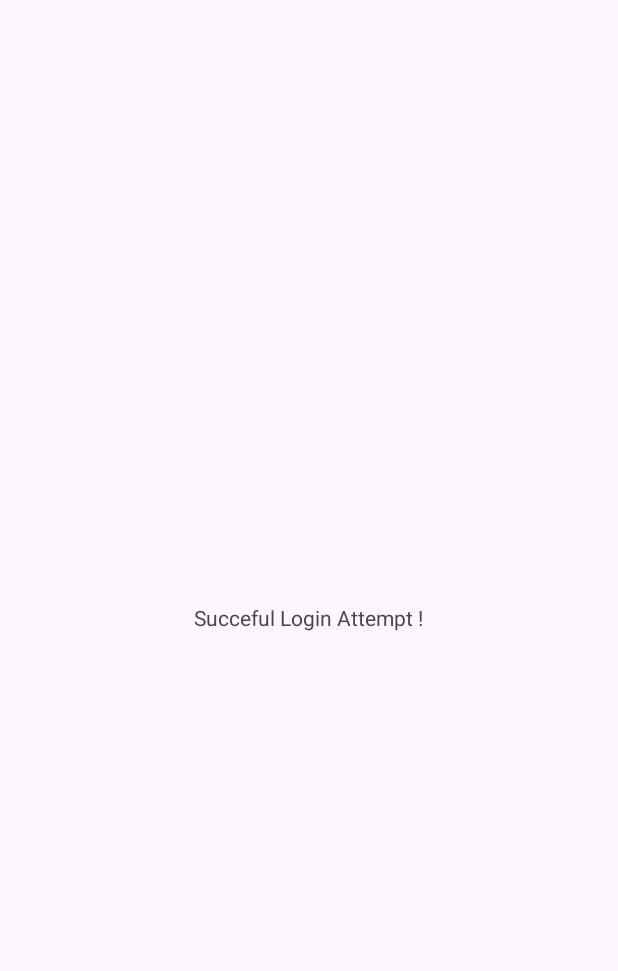
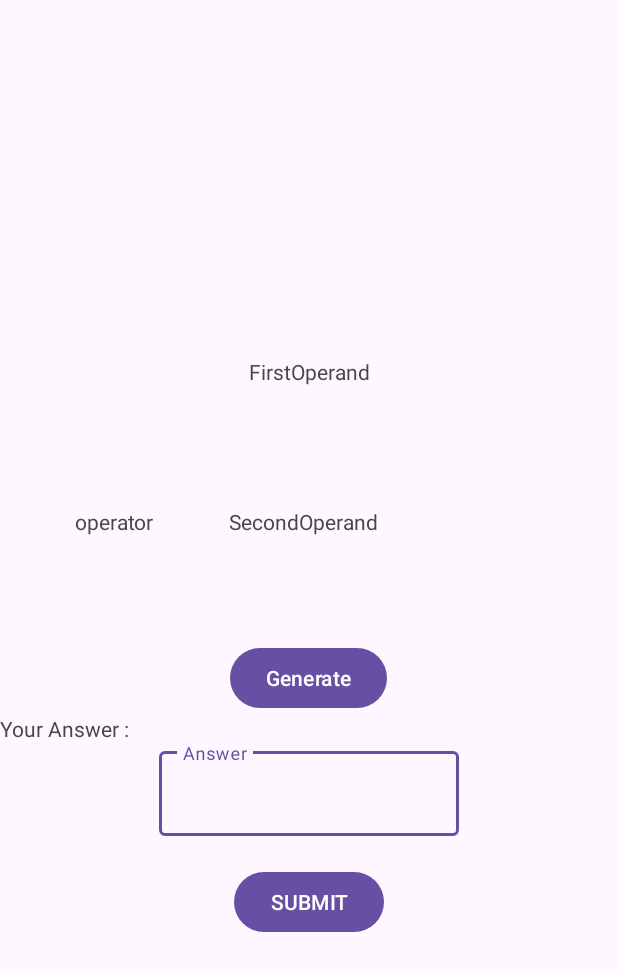
Before and after one commit to nirbhay221/CAS-CS-501--Flash-Card-Application, an Android app: the MainActivity2 screen opened directly, with no data from a screen before it, on a phone screen of 412 x 824 dp. Before the commit the part shown is almost empty. Shown: the top 971 px of the screen. Run offline under Robolectric (Android 15) with nearby library versions, the phone set to English and light mode, and no system bars.

Commit message:
Second Page Activity

```diff
--- a/app/src/main/java/com/example/calculatorflashcardapp/MainActivity2.kt
+++ b/app/src/main/java/com/example/calculatorflashcardapp/MainActivity2.kt
@@ -2,10 +2,15 @@ package com.example.calculatorflashcardapp
 
 import androidx.appcompat.app.AppCompatActivity
 import android.os.Bundle
+import android.widget.Button
 
 class MainActivity2 : AppCompatActivity() {
     override fun onCreate(savedInstanceState: Bundle?) {
         super.onCreate(savedInstanceState)
         setContentView(R.layout.activity_main2)
+        var generateButton = findViewById<Button>(R.id.generateId)
+        generateButton.setOnClickListener {
+
+        }
     }
 }
--- a/app/src/main/res/layout/activity_main2.xml
+++ b/app/src/main/res/layout/activity_main2.xml
@@ -1,16 +1,91 @@
 <?xml version="1.0" encoding="utf-8"?>
-<ScrollView xmlns:android="http://schemas.android.com/apk/res/android"
-    xmlns:app="http://schemas.android.com/apk/res-auto"
+<LinearLayout xmlns:android="http://schemas.android.com/apk/res/android"
     xmlns:tools="http://schemas.android.com/tools"
     android:layout_width="match_parent"
     android:layout_height="match_parent"
+    android:orientation="vertical"
     android:layout_gravity="center"
+    android:gravity="center"
     tools:context=".MainActivity2">
 
-    <TextView
-        android:id="@+id/textView"
+    <com.google.android.material.textfield.TextInputLayout
+        android:layout_width="match_parent"
+        android:layout_height="wrap_content">
+
+        <TextView
+            android:id="@+id/operandId"
+            android:layout_width="match_parent"
+            android:layout_height="100dp"
+            android:gravity="center"
+
+            android:text="@string/firstoperand" />
+
+    </com.google.android.material.textfield.TextInputLayout>
+
+    <com.google.android.material.textfield.TextInputLayout
+        android:layout_width="match_parent"
+        android:layout_height="wrap_content"
+        android:orientation="horizontal">
+
+        <LinearLayout
+            android:layout_width="match_parent"
+            android:layout_height="wrap_content"
+            android:orientation="horizontal">
+
+            <TextView
+
+                android:layout_marginLeft="50dp"
+                android:id="@+id/operand2Id"
+                android:layout_width="wrap_content"
+                android:layout_height="100dp"
+                android:gravity="center"
+                android:text="@string/operator" />
+
+            <TextView
+                android:layout_marginLeft="50dp"
+                android:layout_width="wrap_content"
+                android:layout_height="100dp"
+                android:gravity="center"
+                android:text="@string/secondoperand" />
+        </LinearLayout>
+    </com.google.android.material.textfield.TextInputLayout>
+
+    <Button
+        android:id="@+id/generateId"
+        android:layout_marginTop="30dp"
         android:layout_width="wrap_content"
         android:layout_height="wrap_content"
-        android:layout_gravity="center"
-        android:text="Succeful Login Attempt !" />
-</ScrollView>
+        android:text="Generate" />
+
+    <TextView
+        android:id="@+id/textView5"
+        android:layout_width="match_parent"
+        android:layout_height="wrap_content"
+        android:text="Your Answer : " />
+    <LinearLayout
+    android:layout_width="wrap_content"
+    android:layout_height="wrap_content"
+    android:orientation="horizontal">
+    <com.google.android.material.textfield.TextInputLayout
+        android:layout_width="match_parent"
+        android:layout_height="match_parent">
+
+        <com.google.android.material.textfield.TextInputEditText
+            android:id="@+id/answerId"
+            android:layout_width="200dp"
+            android:layout_height="match_parent"
+            android:textSize="16sp"
+
+            android:hint="Answer" />
+    </com.google.android.material.textfield.TextInputLayout>
+
+    </LinearLayout>
+
+    <Button
+        android:id="@+id/answerSubmitId"
+        android:layout_marginTop="20dp"
+        android:layout_width="wrap_content"
+        android:layout_height="wrap_content"
+        android:text="SUBMIT" />
+
+</LinearLayout>
--- a/app/src/main/res/values/strings.xml
+++ b/app/src/main/res/values/strings.xml
@@ -3,4 +3,7 @@
     <string name="login">SUBMIT</string>
     <string name="password">Password</string>
     <string name="username">Username</string>
+    <string name="secondoperand">SecondOperand</string>
+    <string name="firstoperand">FirstOperand</string>
+    <string name="operator">operator</string>
 </resources>
```
